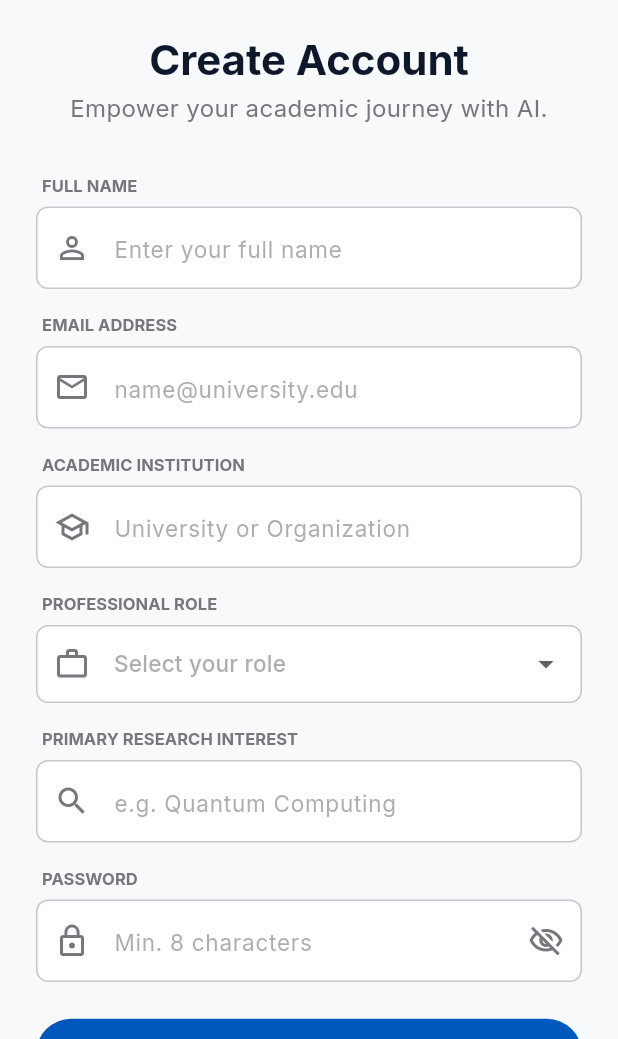
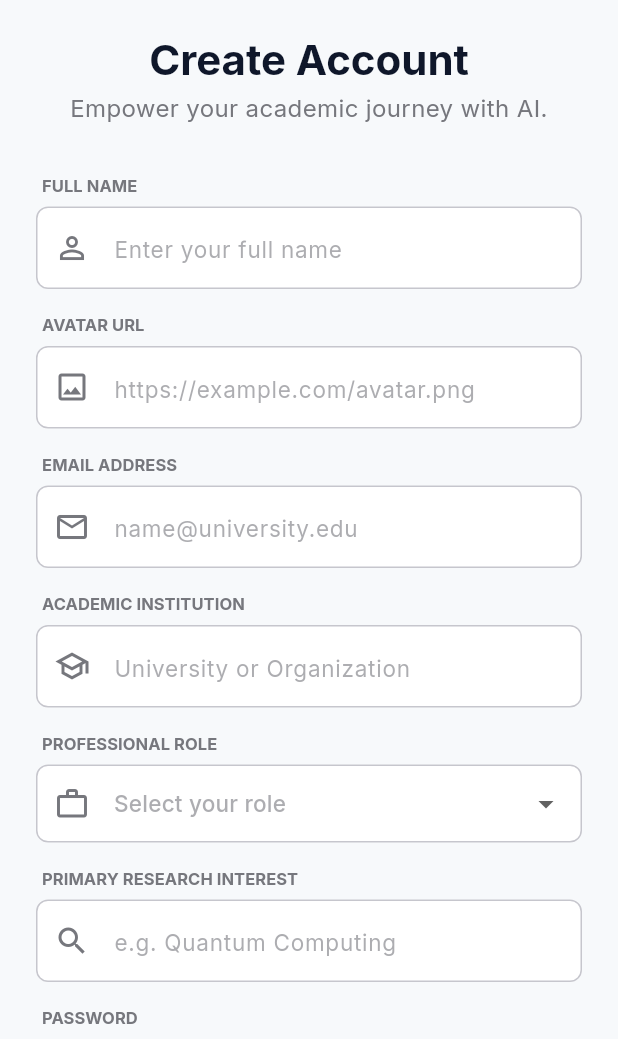
Before and after one commit to SKEvan/ScholarFlow, a Flutter app: the SignUpScreen screen opened by its route, on a phone screen of 412 x 824 dp, the part 197-1236 px from its top. Run offline on Flutter 3.47's test engine with Material 3 defaults, Android fonts, the phone set to English and light mode, and no system bars; our stand-ins replace flutter_screenutil, google_fonts; network calls fail.

Commit message:
feat: Add avatar URL field to sign up process and update related services

```diff
--- a/lib/screens/sign_up_screen.dart
+++ b/lib/screens/sign_up_screen.dart
@@ -13,6 +13,7 @@ class SignUpScreen extends StatefulWidget {
 class _SignUpScreenState extends State<SignUpScreen> {
   final _formKey = GlobalKey<FormState>();
   final _fullNameController = TextEditingController();
+  final _avatarUrlController = TextEditingController();
   final _emailController = TextEditingController();
   final _universityController = TextEditingController();
   final _researchInterestController = TextEditingController();
@@ -24,6 +25,7 @@ class _SignUpScreenState extends State<SignUpScreen> {
   @override
   void dispose() {
     _fullNameController.dispose();
+    _avatarUrlController.dispose();
     _emailController.dispose();
     _universityController.dispose();
     _researchInterestController.dispose();
@@ -45,6 +47,7 @@ class _SignUpScreenState extends State<SignUpScreen> {
         email: _emailController.text.trim(),
         password: _passwordController.text,
         fullName: _fullNameController.text.trim(),
+        avatarUrl: _avatarUrlController.text.trim(),
         university: _universityController.text.trim(),
         role: _selectedRole ?? '',
         researchInterest: _researchInterestController.text.trim(),
@@ -169,6 +172,18 @@ class _SignUpScreenState extends State<SignUpScreen> {
                         decoration: const InputDecoration(
                           hintText: 'Enter your full name',
                           prefixIcon: Icon(Icons.person_outline),
+                        ),
+                      ),
+                      const SizedBox(height: 16),
+
+                      // Avatar URL
+                      _buildLabel(theme, 'AVATAR URL'),
+                      TextFormField(
+                        controller: _avatarUrlController,
+                        keyboardType: TextInputType.url,
+                        decoration: const InputDecoration(
+                          hintText: 'https://example.com/avatar.png',
+                          prefixIcon: Icon(Icons.image_outlined),
                         ),
                       ),
                       const SizedBox(height: 16),
--- a/lib/services/backend_api.dart
+++ b/lib/services/backend_api.dart
@@ -78,6 +78,7 @@ class BackendApi {
     required String email,
     required String password,
     String fullName = '',
+    String avatarUrl = '',
     String university = '',
     String role = '',
     String researchInterest = '',
@@ -92,6 +93,7 @@ class BackendApi {
           'email': email,
           'password': password,
           'full_name': fullName,
+          'avatar_url': avatarUrl,
           'university': university,
           'role': role,
           'research_interest': researchInterest,
```
Also changed, not shown: 2 other files.
